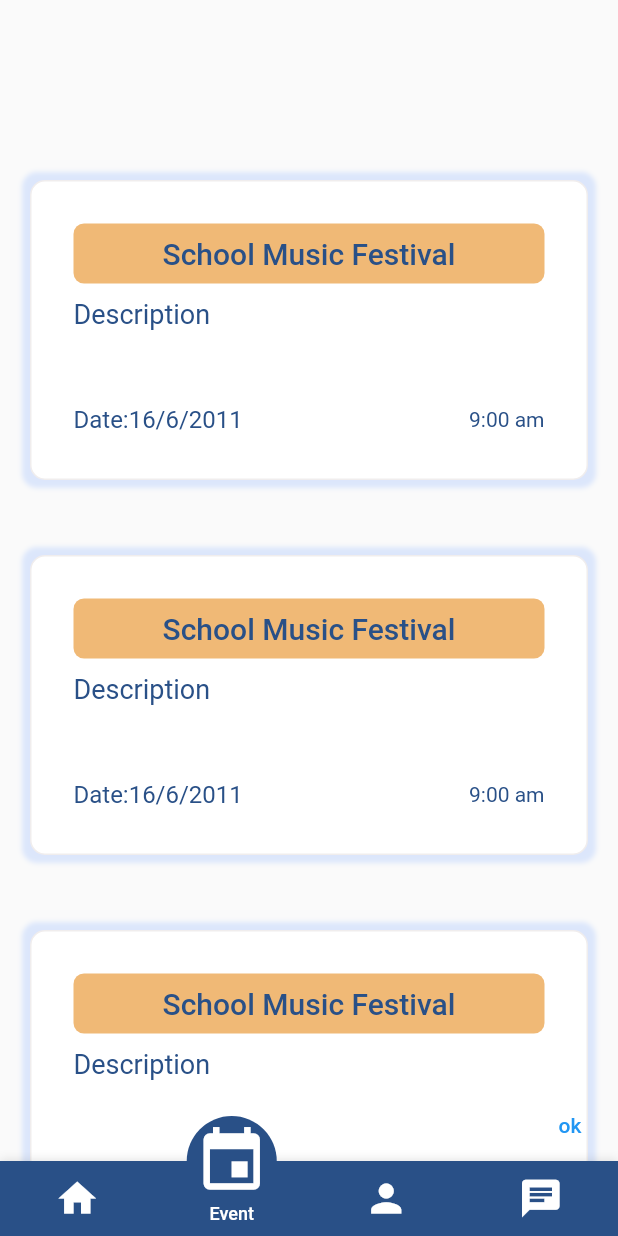
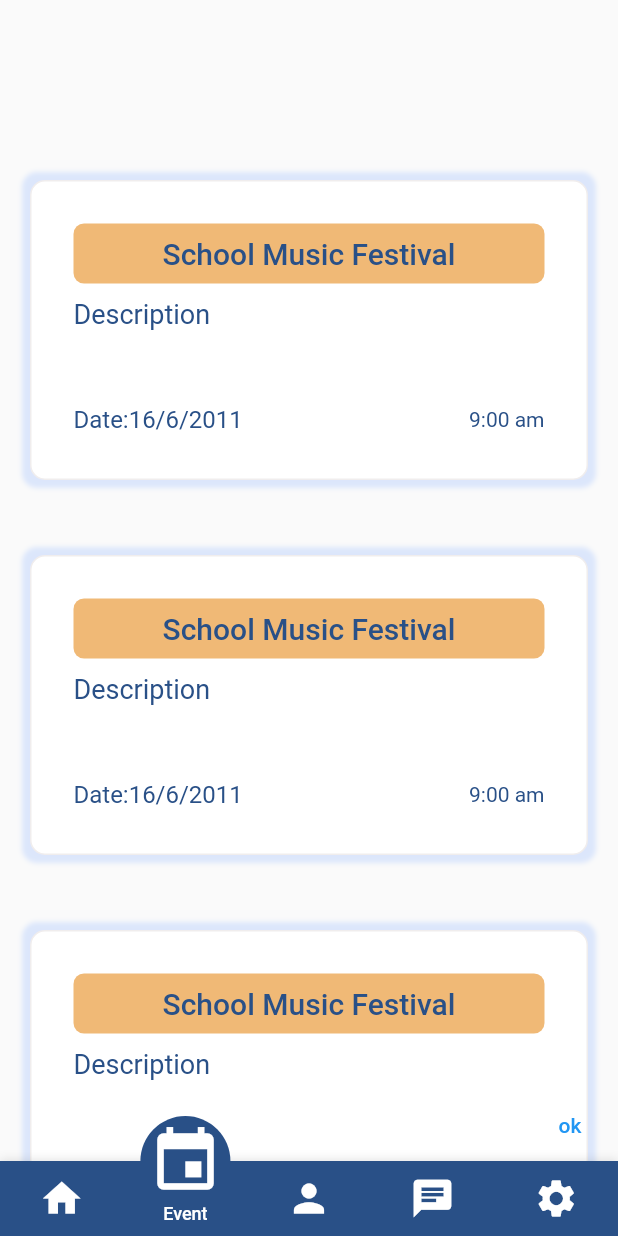
Before and after one commit to samtounsi/school-mobile-app, a Flutter app: the ParentMotion screen opened directly, item 2 of the bottom bar chosen, on a phone screen of 412 x 824 dp. Run offline on Flutter 3.47's test engine with Material 2 defaults, Android fonts, the light colour scheme and no system bars; drawn by our look-alikes of motion_tab_bar_v2; our stand-ins replace conditional_builder_null_safety, flutter_bloc, flutter_svg, table_calendar.

Commit message:
all_files_And_Home

```diff
--- a/lib/business logic/cubits/blocParent/cubitParent.dart
+++ b/lib/business logic/cubits/blocParent/cubitParent.dart
@@ -18,6 +18,9 @@ class ParentCubit extends Cubit<ParentState> {
     const Center(
       child: Text("Settings"),
     ),
+    const Center(
+      child: Text("Settings"),
+    ),
   ];
 
 
--- a/lib/business logic/cubits/blocStudent/cubitStudent.dart
+++ b/lib/business logic/cubits/blocStudent/cubitStudent.dart
@@ -15,7 +15,8 @@ class StudentCubit extends Cubit<StudentState>{
     Event(),
     StudentProfile(),
 
-    Text('Chat'),
+    Center(child: Text('Chat')),
+    Center(child: Text('Setting')),
 
   ];
   void changeIndex(int index){
--- a/lib/business logic/cubits/blocTeacher/cubitTeacher.dart
+++ b/lib/business logic/cubits/blocTeacher/cubitTeacher.dart
@@ -16,8 +16,8 @@ class TeacherCubit extends Cubit<TeacherState> {
 
     Event(),
     TeacherProfile(),
-
-    Text('chat'),
+    Center(child: Text('chat')),
+    Center(child: Text('Setting')),
   ];
 
   void changeIndex(int index) {
--- a/lib/main.dart
+++ b/lib/main.dart
@@ -19,7 +19,7 @@ class MyApp extends StatelessWidget {
         theme: ThemeData(
           primarySwatch: Colors.blue,
         ),
-        home: myClasses()
+        home: TeacherMotion()
     );
   }
 }
--- a/lib/presentation/animations/parentMotion.dart
+++ b/lib/presentation/animations/parentMotion.dart
@@ -8,7 +8,6 @@ import 'package:motion_tab_bar_v2/motion-tab-bar.dart';
 import '../../business logic/cubits/blocParent/cubitParent.dart';
 import '../../business logic/cubits/blocParent/stateParent.dart';
 
-
 class ParentMotion extends StatefulWidget {
   const ParentMotion({Key? key, this.title}) : super(key: key);
 
@@ -18,7 +17,8 @@ class ParentMotion extends StatefulWidget {
   ParentMotionState createState() => ParentMotionState();
 }
 
-class ParentMotionState extends State<ParentMotion> with TickerProviderStateMixin {
+class ParentMotionState extends State<ParentMotion>
+    with TickerProviderStateMixin {
   TabController? _tabController;
 
   @override
@@ -26,7 +26,7 @@ class ParentMotionState extends State<ParentMotion> with TickerProviderStateMixi
     super.initState();
     _tabController = TabController(
       initialIndex: 1,
-      length: 4,
+      length: 5,
       vsync: this,
     );
   }
@@ -39,18 +39,25 @@ class ParentMotionState extends State<ParentMotion> with TickerProviderStateMixi
 
   @override
   Widget build(BuildContext context) {
-    return BlocProvider(create: (context) => ParentCubit(),
-    child: BlocConsumer<ParentCubit,ParentState>(
+    return BlocProvider(
+      create: (context) => ParentCubit(),
+      child: BlocConsumer<ParentCubit, ParentState>(
         listener: (context, state) {},
         builder: (context, state) {
           return SafeArea(
             child: Scaffold(
-
               bottomNavigationBar: MotionTabBar(
                 initialSelectedTab: "Home",
-              useSafeArea: true, // default: true, apply safe area wrapper
-              labels: const ["Home", "Event", "Profile", "Chat"],
-              icons: const [Icons.home, Icons.event, Icons.person, Icons.chat],
+                useSafeArea: true,
+                // default: true, apply safe area wrapper
+                labels: const ["Home", "Event", "Profile", "Chat", "Setting"],
+                icons: const [
+                  Icons.home,
+                  Icons.event,
+                  Icons.person,
+                  Icons.chat,
+                  Icons.settings
+                ],
 
                 // optional badges, length must be same with labels
                 // badges: [
@@ -95,27 +102,28 @@ class ParentMotionState extends State<ParentMotion> with TickerProviderStateMixi
                 ),
                 tabIconColor: Colors.white,
                 tabIconSize: 30,
-              tabIconSelectedSize:50,
+                tabIconSelectedSize: 50,
                 tabSelectedColor: AppColors.darkBlue,
                 tabIconSelectedColor: Colors.white,
-              tabBarColor:AppColors.darkBlue,
+                tabBarColor: AppColors.darkBlue,
                 onTabItemSelected: (int value) {
                   ParentCubit.get(context).changeIndex(value);
                 },
               ),
               body: TabBarView(
-              physics: NeverScrollableScrollPhysics(), // swipe navigation handling is not supported
+                  physics: NeverScrollableScrollPhysics(),
+                  // swipe navigation handling is not supported
                   controller: _tabController,
                   // ignore: prefer_const_literals_to_create_immutables
                   children: [
-                for(int i=0;i<4;i++)
-               ParentCubit.get(context).screens![ParentCubit.get(context).currentIndex!]
-              ]
-            ),
+                    for (int i = 0; i < 5; i++)
+                      ParentCubit.get(context)
+                          .screens![ParentCubit.get(context).currentIndex!]
+                  ]),
             ),
           );
         },
-
-    ),);
+      ),
+    );
   }
 }
```
Also changed, not shown: lib/presentation/animations/studentMotion.dart (+5 -4 lines), lib/presentation/animations/teacherMotion.dart (+5 -4 lines). Lines whose indentation alone changed are shown as unchanged.
